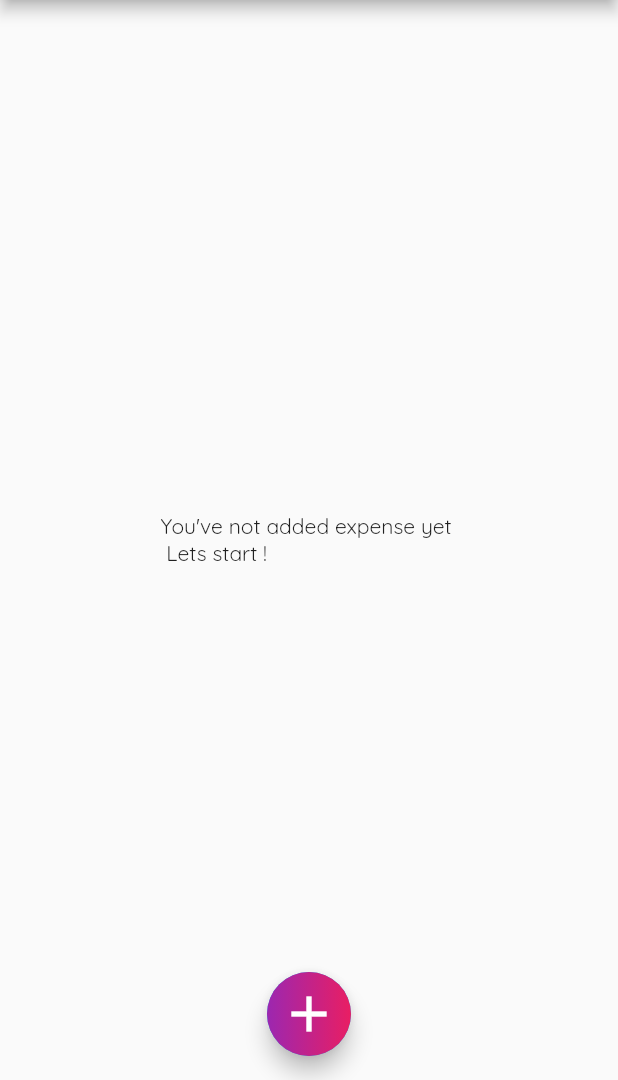
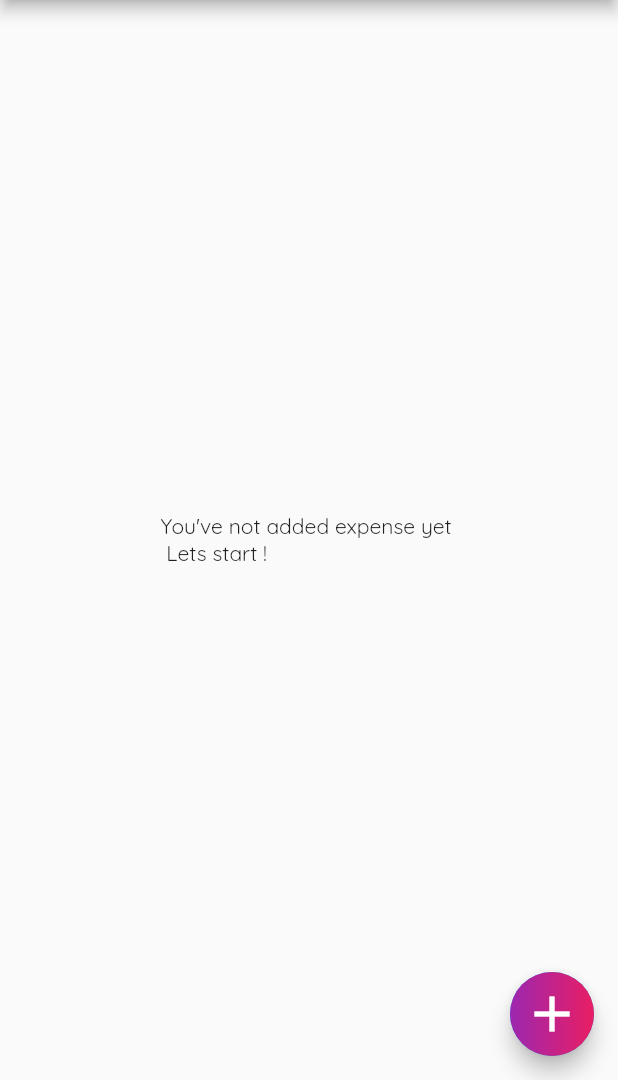
Before and after one commit to GelirGider/gelir_gider, a Flutter app: the screen it shows after launch, on a phone screen of 412 x 824 dp, the part 156-1236 px from its top. Run offline on Flutter 3.47's test engine with Material 2 defaults, Android fonts, the phone set to English and light mode, and no system bars; our stand-ins replace date_time_picker, google_fonts, gradient_app_bar, jiffy, lite_rolling_switch, percent_indicator and 1 more; accounts and stored records are empty.

Commit message:
adding-bug-fix

```diff
--- a/lib/screens/expenses_list_screen.dart
+++ b/lib/screens/expenses_list_screen.dart
@@ -105,8 +105,7 @@ class _ExpensesListScreenState extends State<ExpensesListScreen> {
                   )
                 : expenseProvider.expense.isEmpty
                     ? Center(
-                        child: Text(
-                            S.of(context).ExpenseListNoneExpense),
+                        child: Text(S.of(context).ExpenseListNoneExpense),
                       )
                     : Column(
                         children: [
@@ -133,6 +132,7 @@ class _ExpensesListScreenState extends State<ExpensesListScreen> {
                                 : Colors.black,
                           ),
                           Flexible(
+                            flex: 10,
                             child: ListView.builder(
                               itemCount: expenseProvider.currentItems.length,
                               itemBuilder: (context, index) {
@@ -169,11 +169,14 @@ class _ExpensesListScreenState extends State<ExpensesListScreen> {
                               },
                             ),
                           ),
+                          Flexible(
+                            flex: 1,
+                            child: Container(),
+                          )
                         ],
                       ),
           ),
-          floatingActionButtonLocation:
-              FloatingActionButtonLocation.centerFloat,
+          floatingActionButtonLocation: FloatingActionButtonLocation.endFloat,
           floatingActionButton: FloatingActionButton(
             onPressed: () => navigationFunction(context, scaffoldKey),
             child: AddButton(),
--- a/lib/widgets/theme_dialog_widget.dart
+++ b/lib/widgets/theme_dialog_widget.dart
@@ -37,7 +37,7 @@ class ThemeDialogWidget extends StatelessWidget {
               SizedBox(
                 width: 25,
               ),
-              Text(S.of(context).ThemeSelectionOption2,
+              Text(S.of(context).ThemeSelectionOption1,
                   textAlign: TextAlign.center, style: TextStyle(fontSize: 15)),
             ],
           ),
```
Also changed, not shown: lib/screens/adding_expense_screen.dart (+4 -4 lines), lib/widgets/expense_item.dart (+19 -12 lines), pubspec.lock.
